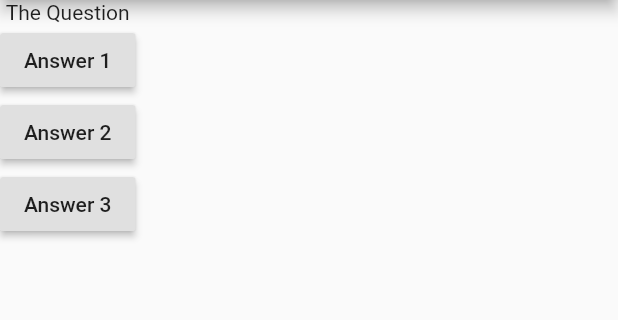
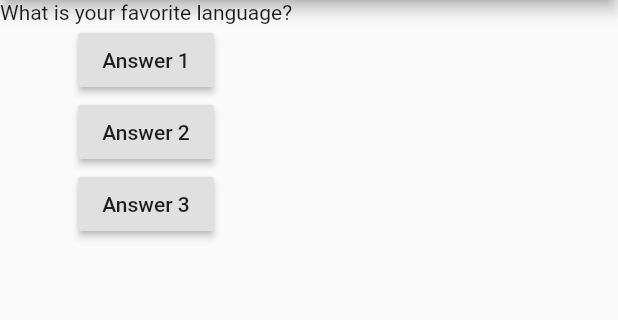
Before and after one commit to nandymandy1/first_flutter, a Flutter app: the screen it shows after launch, on a phone screen of 412 x 824 dp, the part 84-404 px from its top. Run offline on Flutter 3.47's test engine with Material 2 defaults, Android fonts, the phone set to English and light mode, and no system bars.

Commit message:
Flutter application basics

```diff
--- a/lib/main.dart
+++ b/lib/main.dart
@@ -4,10 +4,10 @@ void main() => runApp(MyApp());
 
 class MyApp extends StatelessWidget {
 
-  List<String> animals = [
-    "lion",
-    "cat",
-    "dogs"
+  List<String> questions = [
+    "What is your favorit color?",
+    "What is your favorite language?",
+    "What is your favorite food?"
   ];
 
   @override
@@ -19,7 +19,7 @@ class MyApp extends StatelessWidget {
           title: Text('My First App'),
         ),
         body: Column(children: <Widget>[
-          Text("The Question"),
+          Text(questions.elementAt(1)),
           RaisedButton(child: Text("Answer 1"), onPressed: () => answerQuestion(1),),
           RaisedButton(child: Text("Answer 2"), onPressed: () => answerQuestion(2),),
           RaisedButton(child: Text("Answer 3"), onPressed: (){ print('Answer 3 chosen'); },),
@@ -28,9 +28,10 @@ class MyApp extends StatelessWidget {
     );
   }
 
+  // Video Time 3:23:30
+
   // Methods
   void answerQuestion(int option){
     print('Answer $option chosen');
   }
-
 }
```
